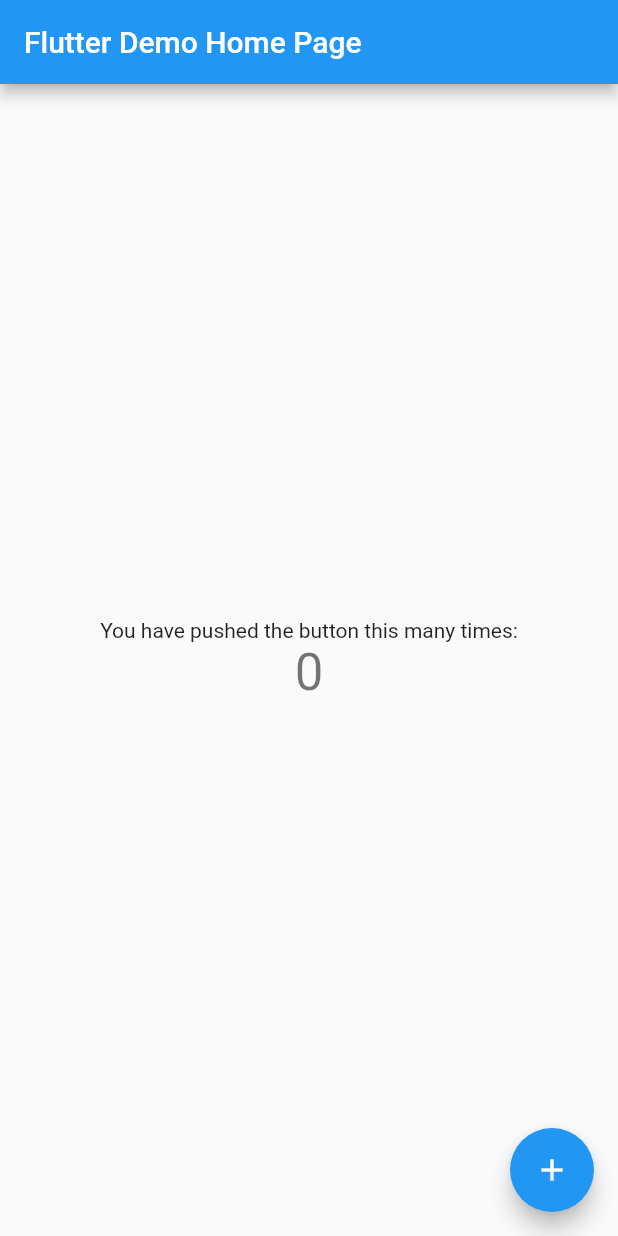
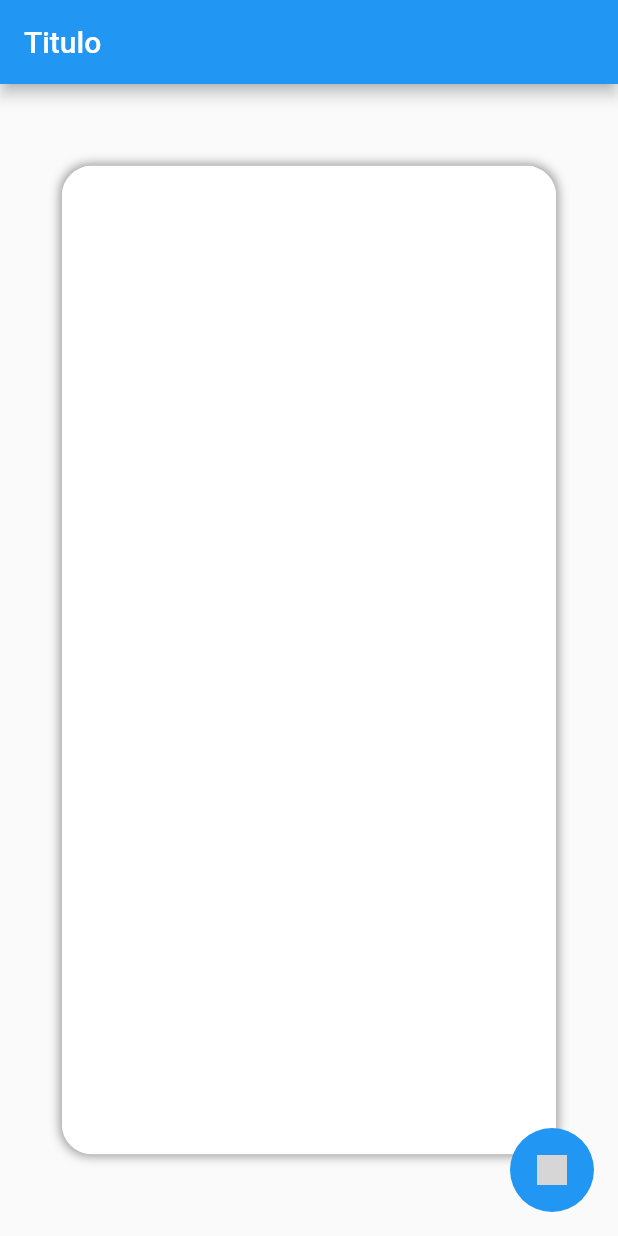
Before and after one commit to jardianoalmeida/Mapa_Inteligente, a Flutter app: the screen it shows after launch, on a phone screen of 412 x 824 dp. Run offline on Flutter 3.47's test engine with Material 2 defaults, Android fonts, the phone set to English and light mode, and no system bars; our stand-ins replace flutter_colorpicker; network calls fail; grey boxes are pictures that could not be loaded.

Commit message:
ta funcionando

```diff
--- a/lib/main.dart
+++ b/lib/main.dart
@@ -1,111 +1,233 @@
+import 'dart:ui';
 import 'package:flutter/material.dart';
+import 'package:flutter_colorpicker/flutter_colorpicker.dart';
 
 void main() => runApp(MyApp());
 
 class MyApp extends StatelessWidget {
-  // This widget is the root of your application.
   @override
   Widget build(BuildContext context) {
     return MaterialApp(
       title: 'Flutter Demo',
+      debugShowCheckedModeBanner: false,
       theme: ThemeData(
-        // This is the theme of your application.
-        //
-        // Try running your application with "flutter run". You'll see the
-        // application has a blue toolbar. Then, without quitting the app, try
-        // changing the primarySwatch below to Colors.green and then invoke
-        // "hot reload" (press "r" in the console where you ran "flutter run",
-        // or simply save your changes to "hot reload" in a Flutter IDE).
-        // Notice that the counter didn't reset back to zero; the application
-        // is not restarted.
         primarySwatch: Colors.blue,
       ),
-      home: MyHomePage(title: 'Flutter Demo Home Page'),
+      home: MyHomePage(),
     );
   }
 }
 
+class DrawingArea {
+  Offset point;
+  Paint areaPaint;
+
+  DrawingArea({this.point, this.areaPaint});
+}
+
 class MyHomePage extends StatefulWidget {
-  MyHomePage({Key key, this.title}) : super(key: key);
-
-  // This widget is the home page of your application. It is stateful, meaning
-  // that it has a State object (defined below) that contains fields that affect
-  // how it looks.
-
-  // This class is the configuration for the state. It holds the values (in this
-  // case the title) provided by the parent (in this case the App widget) and
-  // used by the build method of the State. Fields in a Widget subclass are
-  // always marked "final".
-
-  final String title;
-
   @override
   _MyHomePageState createState() => _MyHomePageState();
 }
 
 class _MyHomePageState extends State<MyHomePage> {
-  int _counter = 0;
+  List<DrawingArea> points = [];
+  Color selectedColor;
+  double strokeWidth;
 
-  void _incrementCounter() {
-    setState(() {
-      // This call to setState tells the Flutter framework that something has
-      // changed in this State, which causes it to rerun the build method below
-      // so that the display can reflect the updated values. If we changed
-      // _counter without calling setState(), then the build method would not be
-      // called again, and so nothing would appear to happen.
-      _counter++;
-    });
+  @override
+  void initState() {
+    super.initState();
+    selectedColor = Colors.black;
+    strokeWidth = 4.0;
   }
 
   @override
   Widget build(BuildContext context) {
-    // This method is rerun every time setState is called, for instance as done
-    // by the _incrementCounter method above.
-    //
-    // The Flutter framework has been optimized to make rerunning build methods
-    // fast, so that you can just rebuild anything that needs updating rather
-    // than having to individually change instances of widgets.
+    final double width = MediaQuery.of(context).size.width;
+    final double height = MediaQuery.of(context).size.height;
+
+    void selectColor() {
+      showDialog(
+        context: context,
+        child: AlertDialog(
+          title: const Text('Color Chooser'),
+          content: SingleChildScrollView(
+            child: BlockPicker(
+              pickerColor: selectedColor,
+              onColorChanged: (color) {
+                this.setState(() {
+                  selectedColor = color;
+                });
+              },
+            ),
+          ),
+          actions: <Widget>[
+            FlatButton(
+                onPressed: () {
+                  Navigator.of(context).pop();
+                },
+                child: Text("Close"))
+          ],
+        ),
+      );
+    }
+
     return Scaffold(
       appBar: AppBar(
-        // Here we take the value from the MyHomePage object that was created by
-        // the App.build method, and use it to set our appbar title.
-        title: Text(widget.title),
+        title: Text("Titulo"),
       ),
-      body: Center(
-        // Center is a layout widget. It takes a single child and positions it
-        // in the middle of the parent.
-        child: Column(
-          // Column is also a layout widget. It takes a list of children and
-          // arranges them vertically. By default, it sizes itself to fit its
-          // children horizontally, and tries to be as tall as its parent.
-          //
-          // Invoke "debug painting" (press "p" in the console, choose the
-          // "Toggle Debug Paint" action from the Flutter Inspector in Android
-          // Studio, or the "Toggle Debug Paint" command in Visual Studio Code)
-          // to see the wireframe for each widget.
-          //
-          // Column has various properties to control how it sizes itself and
-          // how it positions its children. Here we use mainAxisAlignment to
-          // center the children vertically; the main axis here is the vertical
-          // axis because Columns are vertical (the cross axis would be
-          // horizontal).
-          mainAxisAlignment: MainAxisAlignment.center,
-          children: <Widget>[
-            Text(
-              'You have pushed the button this many times:',
+      body: Stack(
+        children: <Widget>[
+          /*Container(
+            decoration: BoxDecoration(
+                gradient: LinearGradient(
+                    begin: Alignment.topCenter,
+                    end: Alignment.bottomCenter,
+                    colors: [
+                      Color.fromRGBO(138, 35, 135, 1.0),
+                      Color.fromRGBO(233, 64, 87, 1.0),
+                      Color.fromRGBO(242, 113, 33, 1.0),
+                    ])),
+          ),*/
+          Center(
+            child: Column(
+              crossAxisAlignment: CrossAxisAlignment.center,
+              mainAxisAlignment: MainAxisAlignment.center,
+              children: <Widget>[
+                Padding(
+                  padding: const EdgeInsets.all(8.0),
+                  child: Container(
+                    width: width * 0.80,
+                    height: height * 0.80,
+                    decoration: BoxDecoration(
+                        borderRadius: BorderRadius.all(Radius.circular(20.0)),
+                        boxShadow: [
+                          BoxShadow(
+                            color: Colors.black.withOpacity(0.4),
+                            blurRadius: 5.0,
+                            spreadRadius: 1.0,
+                          )
+                        ]),
+                    child: GestureDetector(
+                      onPanDown: (details) {
+                        this.setState(() {
+                          points.add(DrawingArea(
+                              point: details.localPosition,
+                              areaPaint: Paint()
+                                ..strokeCap = StrokeCap.round
+                                ..isAntiAlias = true
+                                ..color = selectedColor
+                                ..strokeWidth = strokeWidth));
+                        });
+                      },
+                      onPanUpdate: (details) {
+                        this.setState(() {
+                          points.add(DrawingArea(
+                              point: details.localPosition,
+                              areaPaint: Paint()
+                                ..strokeCap = StrokeCap.round
+                                ..isAntiAlias = true
+                                ..color = selectedColor
+                                ..strokeWidth = strokeWidth));
+                        });
+                      },
+                      onPanEnd: (details) {
+                        this.setState(() {
+                          points.add(null);
+                        });
+                      },
+                      child: SizedBox.expand(
+                        child: ClipRRect(
+                          borderRadius: BorderRadius.all(Radius.circular(20.0)),
+                          child: CustomPaint(
+                            painter: MyCustomPainter(points: points),
+                          ),
+                        ),
+                      ),
+                    ),
+                  ),
+                ),
+               /* Container(
+                  width: width * 0.80,
+                  decoration: BoxDecoration(
+                      color: Colors.white, borderRadius: BorderRadius.all(Radius.circular(20.0))),
+                  child: Row(
+                    children: <Widget>[
+                      IconButton(
+                          icon: Icon(
+                            Icons.color_lens,
+                            color: selectedColor,
+                          ),
+                          onPressed: () {
+                            selectColor();
+                          }),
+
+                      Expanded(
+                        child: Slider(
+                          min: 1.0,
+                          max: 5.0,
+                          label: "Stroke $strokeWidth",
+                          activeColor: selectedColor,
+                          value: strokeWidth,
+                          onChanged: (double value) {
+                            this.setState(() {
+                              strokeWidth = value;
+                            });
+                          },
+                        ),
+                      ),
+
+                      IconButton(
+                          icon: Icon(
+                            Icons.layers_clear,
+                            color: Colors.black,
+                          ),
+                          onPressed: () {
+                            this.setState((){
+                              points.clear();
+                            });
+                          }),
+                    ],
+                  ),
+                )*/
+              ],
             ),
-            Text(
-              '$_counter',
-              style: Theme.of(context).textTheme.display1,
-            ),
-          ],
-        ),
+          ),
+        ],
       ),
-      floatingActionButton: FloatingActionButton(
-        onPressed: _incrementCounter,
-        tooltip: 'Increment',
-        child: Icon(Icons.add),
-      ), // This trailing comma makes auto-formatting nicer for build methods.
+        floatingActionButton: new FloatingActionButton(
+            elevation: 0.0,
+            child: Image.network("https://i.pinimg.com/originals/a5/8a/27/a58a27910fd16d8da864cf390b83d7ed.png", height: 20,),
+            onPressed: (){}
+        )
     );
   }
 }
+
+class MyCustomPainter extends CustomPainter {
+  List<DrawingArea> points;
+
+  MyCustomPainter({@required this.points});
+
+  @override
+  void paint(Canvas canvas, Size size) {
+    Paint background = Paint()..color = Colors.white;
+    Rect rect = Rect.fromLTWH(0, 0, size.width, size.height);
+    canvas.drawRect(rect, background);
+    canvas.clipRect(rect);
+
+    for (int x = 0; x < points.length - 1; x++) {
+      if (points[x] != null && points[x + 1] != null) {
+        canvas.drawLine(points[x].point, points[x + 1].point, points[x].areaPaint);
+      } else if (points[x] != null && points[x + 1] == null) {
+        canvas.drawPoints(PointMode.points, [points[x].point], points[x].areaPaint);
+      }
+    }
+  }
+
+  @override
+  bool shouldRepaint(MyCustomPainter oldDelegate) {
+    return oldDelegate.points != points;
+  }
+}
--- a/pubspec.yaml
+++ b/pubspec.yaml
@@ -23,6 +23,9 @@ dependencies:
   # The following adds the Cupertino Icons font to your application.
   # Use with the CupertinoIcons class for iOS style icons.
   cupertino_icons: ^0.1.2
+  flutter_colorpicker: ^0.3.2
+  google_maps_flutter: ^0.4.0
+  font_awesome_flutter: ^8.2.0
 
 dev_dependencies:
   flutter_test:
```
Also changed, not shown: pubspec.lock.
